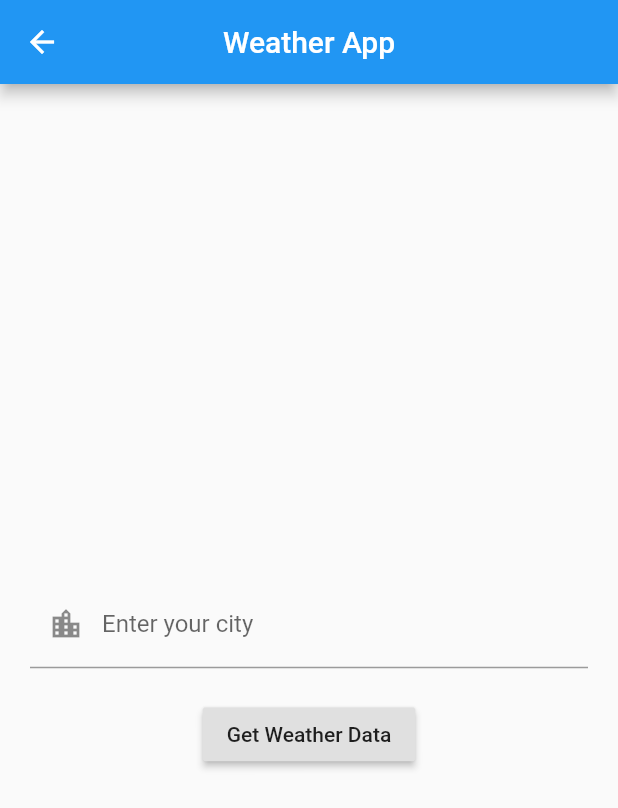
After one commit to tusharojha/weather_app, a Flutter app: the screen it shows after launch, after a tap on "Get Weather Data", on a phone screen of 412 x 824 dp. The commit adds this screen. Shown: the top 808 px of the screen. Run offline on Flutter 3.47's test engine with Material 2 defaults, Android fonts, the phone set to English and light mode, and no system bars; our stand-ins replace shared_preferences; network calls fail.

Commit message:
added shared preferences to store city name

```diff
--- /dev/null
+++ b/lib/EnterCityPage.dart
@@ -0,0 +1,61 @@
+import 'package:flutter/material.dart';
+import 'package:shared_preferences/shared_preferences.dart';
+
+import './HomeScreen.dart';
+
+class EnterCityPage extends StatefulWidget {
+  @override
+  _EnterCityPageState createState() => _EnterCityPageState();
+}
+
+class _EnterCityPageState extends State<EnterCityPage> {
+  TextEditingController _controller = TextEditingController();
+
+  SharedPreferences _preferences;
+
+  @override
+  void initState() {
+    super.initState();
+    getSharedPreferences();
+  }
+
+  getSharedPreferences() async {
+    _preferences = await SharedPreferences.getInstance();
+  }
+
+  @override
+  Widget build(BuildContext context) {
+    return Scaffold(
+      appBar: AppBar(
+        title: Text("Weather App"),
+        centerTitle: true,
+      ),
+      body: Container(
+        child: Column(
+          mainAxisAlignment: MainAxisAlignment.center,
+          children: <Widget>[
+            Container(
+              margin: EdgeInsets.all(20),
+              child: TextField(
+                controller: _controller,
+                decoration: InputDecoration(
+                    labelText: 'Enter your city',
+                    prefixIcon: Icon(Icons.location_city)),
+              ),
+            ),
+            RaisedButton(
+              onPressed: () async {
+                if (_controller.text != null && _controller.text != '') {
+                  _preferences.setString('city', _controller.text);
+                  Navigator.push(context,
+                      MaterialPageRoute(builder: (context) => MyHomePage(title: 'Weather App',)));
+                }
+              },
+              child: Text("Get Weather Data"),
+            )
+          ],
+        ),
+      ),
+    );
+  }
+}
--- /dev/null
+++ b/lib/SplashScreen.dart
@@ -0,0 +1,44 @@
+import 'package:flutter/material.dart';
+import 'package:shared_preferences/shared_preferences.dart';
+import 'package:weatherapp/EnterCityPage.dart';
+import 'package:weatherapp/HomeScreen.dart';
+
+class SplashScreen extends StatefulWidget {
+  @override
+  _SplashScreenState createState() => _SplashScreenState();
+}
+
+class _SplashScreenState extends State<SplashScreen> {
+
+  SharedPreferences _preferences;
+  String _city;
+
+  @override
+  void initState() {
+    super.initState();
+    getSharedPreferences();
+  }
+
+  getSharedPreferences() async{
+    _preferences = await SharedPreferences.getInstance();
+    _city = _preferences.getString('city');
+
+    // Navigate between screens
+    if(_city == null){
+      Navigator.push(context, MaterialPageRoute(builder: (context)=>EnterCityPage()));
+    }else{
+      Navigator.push(context, MaterialPageRoute(builder: (context)=>MyHomePage(title: 'Weather App',)));
+    }
+  }
+
+  @override
+  Widget build(BuildContext context) {
+    return Scaffold(
+      body: Center(
+        child: Container(
+          child: Text("Weather App"),
+        ),
+      ),
+    );
+  }
+}
--- a/pubspec.yaml
+++ b/pubspec.yaml
@@ -25,6 +25,7 @@ dependencies:
     sdk: flutter
 
   http: ^0.12.1
+  shared_preferences: ^0.5.7+3
 
 
   # The following adds the Cupertino Icons font to your application.
```
Also changed, not shown: lib/HomeScreen.dart (added, +78 -0 lines), lib/main.dart (+3 -80 lines), pubspec.lock.
